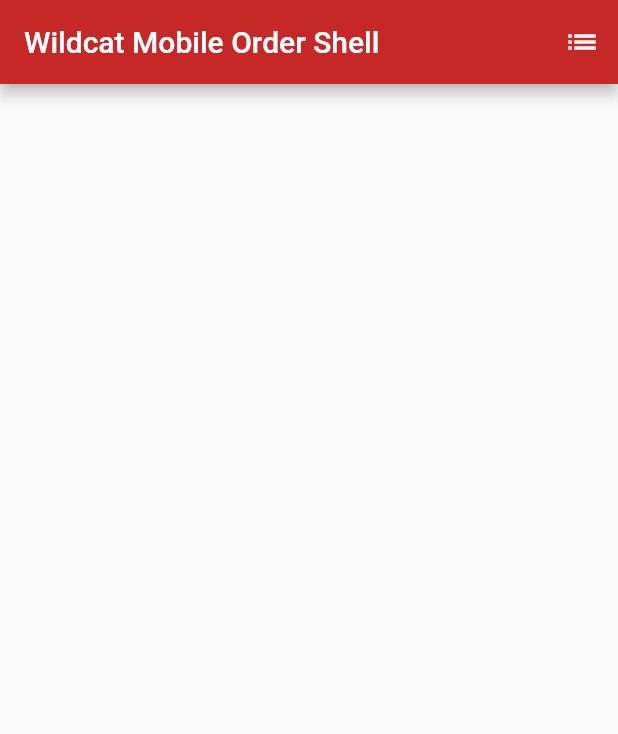
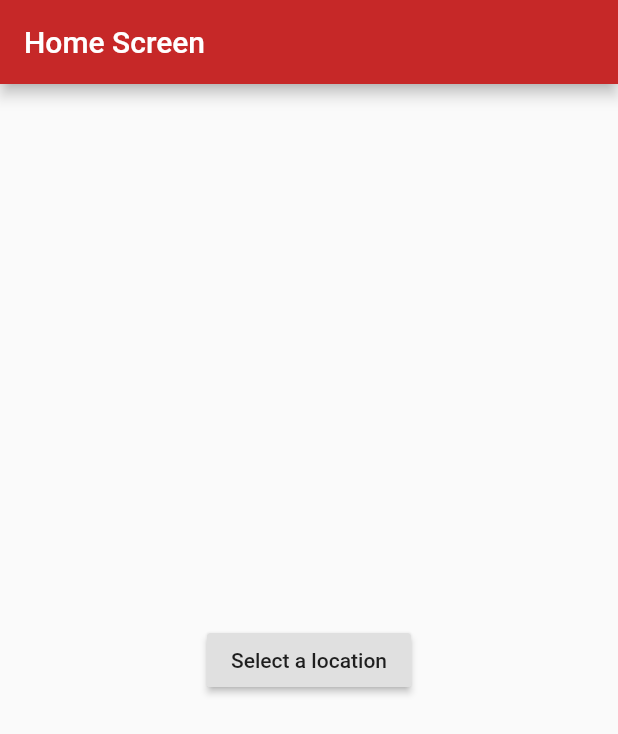
Before and after one commit to ChicoState/WildcatMobileOrder, a Flutter app: the screen it shows after launch, on a phone screen of 412 x 824 dp. Shown: the top 734 px of the screen. Run offline on Flutter 3.47's test engine with Material 2 defaults, Android fonts, the phone set to English and light mode, and no system bars; our stand-ins replace cloud_firestore; missing offline and left inert: flutter_prac; accounts and stored records are empty.

```diff
--- a/lib/main.dart
+++ b/lib/main.dart
@@ -1,25 +1,25 @@
-// Copyright 2018 The Flutter team. All rights reserved.
-// Use of this source code is governed by a BSD-style license that can be
-// found in the LICENSE file.
-import 'dart:async';
-
 import 'package:flutter/material.dart';
-import 'package:english_words/english_words.dart';
-import 'package:cloud_firestore/cloud_firestore.dart';
+import 'package:flutter_prac/menu.dart';
 
 void main() => runApp(MyApp());
+
+final ThemeData td = ThemeData(
+  primaryColor: Colors.red[800],
+);
 
 class MyApp extends StatelessWidget {
   @override
   Widget build(BuildContext context) {
     //this pulls from the package of english_words and creates a random wordPair
     return MaterialApp(
-      title: 'Wildcat Mobile Order Shell',
-      theme: ThemeData(
-        primaryColor: Colors.red[800],
-      ),
-      home: RandomWords(),
-    );
+        title: 'Wildcat Mobile Order Shell',
+        theme: td,
+        initialRoute: '/',
+        routes: {
+          '/': (context) => HomeScreen(),
+          '/locations': (context) => LocationSelection(),
+          '/menu': (context) => MenuView(),
+        });
   }
 }
 
@@ -27,171 +27,43 @@ class MyApp extends StatelessWidget {
   These two areas are creating a "Stateful" widget that maintains
   state for the lifetime of the Widget
 */
-class RandomWordsState extends State<RandomWords> {
-  final List<WordPair> _suggestions = <WordPair>[];
-  final Set<WordPair> _saved = Set<WordPair>();
-  final TextStyle _biggerFont = const TextStyle(fontSize: 18.0);
+//class HomePageState extends State<HomePage> {
+//  final List<WordPair> _suggestions = <WordPair>[];
+//  final Set<WordPair> _saved = Set<WordPair>();
+//  final TextStyle _biggerFont = const TextStyle(fontSize: 18.0);
+//
+//  @override
+//  Widget build(BuildContext context) {
+//    return Scaffold(
+//      appBar: AppBar(
+//        title: Text('Wildcat Mobile Order Shell'),
+//        actions: <Widget>[
+//          IconButton(icon: Icon(Icons.list), onPressed: () {}),
+//          // placeholder with no functionality
+//        ],
+//      ),
+//      body: Builder(builder: (context) => HomeScreen()),
+//    );
+//  }
+//}
 
+//class HomePage extends StatefulWidget {
+//  @override
+//  HomePageState createState() => HomePageState();
+//}
+
+class HomeScreen extends StatelessWidget {
   @override
   Widget build(BuildContext context) {
     return Scaffold(
       appBar: AppBar(
-        title: Text('Wildcat Mobile Order Shell'),
-        actions: <Widget>[
-          IconButton(icon: Icon(Icons.list), onPressed: () {}),
-          // placeholder with no functionality
-        ],
+        title: Text('Home Screen'),
       ),
-      body: Builder(builder: (context) => _buildMenu(context)),
-    );
-  }
-
-//  Widget _buildSuggestions() {
-//    return ListView.builder(
-//      padding: const EdgeInsets.all(16.0),
-//      itemBuilder: /*1*/ (context, i) {
-//        if (i.isOdd) return Divider(); /*2*/
-//
-//        final index = i ~/ 2; /*3*/
-//        if (index >= _suggestions.length) {
-//          _suggestions.addAll(generateWordPairs().take(10)); /*4*/
-//        }
-//        return _buildRow(_suggestions[index]);
-//      });
-//  }
-
-  Widget _buildMenu(BuildContext context) {
-    return StreamBuilder<QuerySnapshot>(
-      stream: Firestore.instance.collection('menus').snapshots(),
-      builder: (context, snapshot) {
-        if (!snapshot.hasData) return LinearProgressIndicator();
-
-        return _buildList(context, snapshot.data.documents);
-      },
-    );
-  }
-
-  Widget _buildList(BuildContext context, List<DocumentSnapshot> snapshot) {
-    int idx =
-        snapshot.indexWhere((snap) => snap.documentID == 'Coffee Place 1');
-    print(idx);
-
-    return ListView(
-      padding: const EdgeInsets.only(top: 20.0),
-      children: snapshot.map((data) => _buildListItem(context, data)).toList(),
-    );
-  }
-
-  Widget _buildListItem(BuildContext context, DocumentSnapshot data) {
-    final item = MenuItem.fromSnapshot(data);
-
-    return Padding(
-      key: ValueKey(item.name),
-      padding: const EdgeInsets.symmetric(horizontal: 16.0, vertical: 8.0),
-      child: Container(
-        decoration: BoxDecoration(
-          border: Border.all(color: Colors.grey),
-          borderRadius: BorderRadius.circular(5.0),
-        ),
-        child: ListTile(
-          title: Text(item.name),
-          trailing: Text(item.price.toString()),
-          onTap: () => print(item),
-        ),
+      body: Center(
+        child: RaisedButton(
+            onPressed: () => Navigator.pushNamed(context, '/locations'),
+            child: Text('Select a location')),
       ),
     );
   }
 }
-
-//  Widget _buildRow(WordPair pair) {
-//    final bool alreadySaved = _saved.contains(pair);
-//    return ListTile(
-//      title: Text(
-//        pair.asLowerCase,
-//        style: _biggerFont,
-//      ),
-//      trailing: Icon( //Adds an icon trailing at the end of each row
-//        alreadySaved ? Icons.favorite /*heart icon*/ : Icons.favorite_border,
-//        color: alreadySaved ? Colors.red : null,
-//      ),
-//      onTap: () {
-//        setState(() {
-//          if (alreadySaved) {
-//            _saved.remove(pair);
-//          }
-//          else {
-//            _saved.add(pair);
-//          }
-//        });
-//      },
-//    );
-//  }
-
-//  // navigates to another page
-//  void _pushSaved() {
-//    Navigator.of(context).push(
-//      MaterialPageRoute<void>(
-//        builder: (BuildContext context) {
-//          final Iterable<ListTile> tiles = _saved.map(
-//            (WordPair pair) {
-//              return ListTile(
-//                title: Text(
-//                  pair.asPascalCase,
-//                  style: _biggerFont,
-//                ),
-//              );
-//            },
-//          );
-//          final List<Widget> divided = ListTile
-//          .divideTiles(
-//            context: context,
-//            tiles: tiles,
-//          )
-//          .toList();
-//
-//          return Scaffold(
-//            appBar: AppBar(
-//              title: Text('Saved Suggestions'),
-//            ),
-//            body: ListView(children: divided),
-//          );
-//        },
-//      ),
-//    );
-//  }
-//}
-
-class RandomWords extends StatefulWidget {
-  @override
-  RandomWordsState createState() => RandomWordsState();
-}
-
-// TODO: Add Category to MenuItem
-class MenuItem {
-  final String name;
-  final double price;
-  final String location;
-  final DocumentReference reference;
-
-  MenuItem.fromMap(Map<String, dynamic> map, {this.reference})
-      : assert(map['name'] != null),
-        assert(map['price'] != null),
-        assert(map['location'] != null),
-        location = map['location'],
-        name = map['name'],
-        price = map['price'];
-
-  MenuItem.fromSnapshot(DocumentSnapshot snapshot)
-      : this.fromMap(snapshot.data, reference: snapshot.reference);
-}
-
-// TODO: Fix Menu constructor
-class Menu {
-  final String location;
-  List<MenuItem> items;
-  DocumentReference reference;
-
-  Menu.fromList(List<dynamic> list, {this.reference})
-      : location = 'Coffee_place1',
-        items = list;
-}
--- a/pubspec.yaml
+++ b/pubspec.yaml
@@ -1,5 +1,5 @@
-name: flutter_prac
-description: A new Flutter project.
+name: Wildcat Mobile Order
+description: A mobile ordering solution for CSU Chico food/drink options
 
 # The following defines the version and build number for your application.
 # A version number is three numbers separated by dots, like 1.2.43
```
Also changed, not shown: lib/menu.dart (added, +122 -0 lines).
